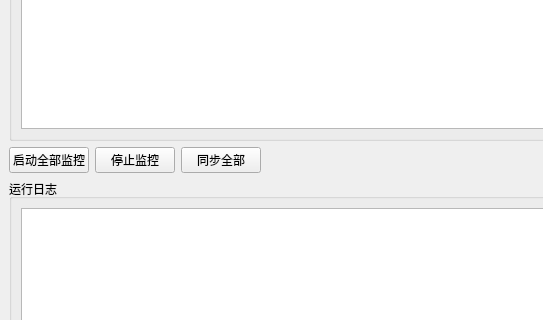
Old version of the form src/MainWindow.ui in the repository hu419087137/SyncFolder; both pictures show x 0 to 543 and y 232 to 552 of the 1100 by 760 pixel window.
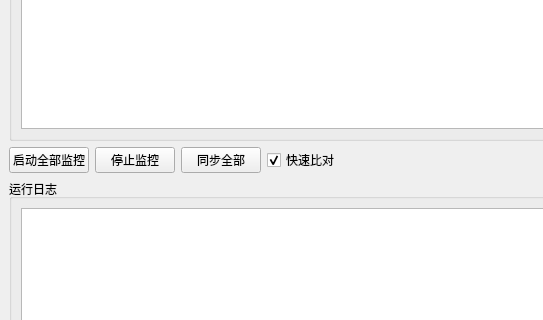
New version of the form.

Commit message: 增加同步限流和快速比对

Patch:
```diff
--- a/src/MainWindow.ui
+++ b/src/MainWindow.ui
@@ -104,6 +104,16 @@
         </property>
        </widget>
       </item>
+      <item>
+       <widget class="QCheckBox" name="fastCompareCheckBox">
+        <property name="text">
+         <string>快速比对</string>
+        </property>
+        <property name="checked">
+         <bool>true</bool>
+        </property>
+       </widget>
+      </item>
       <item>
        <spacer name="buttonSpacer">
         <property name="orientation">
```
The commit also changes 4 other files.
